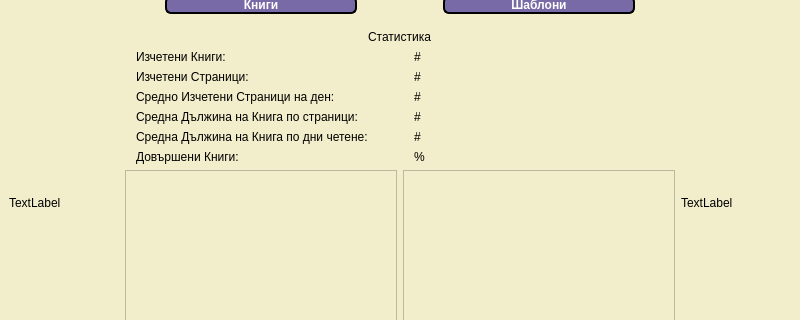
Old version of the form Readalot/mainwindow.ui in the repository TanyaSeykova/Hackaton_2022; both pictures show x 0 to 800 and y 86 to 406 of the 800 by 600 pixel window.
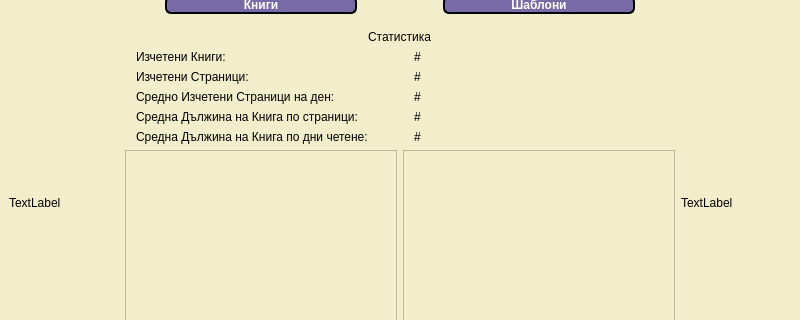
New version of the form. Custom widgets are drawn as their Qt base class.

Diff of the .ui file:
```diff
--- a/Readalot/mainwindow.ui
+++ b/Readalot/mainwindow.ui
@@ -187,16 +187,6 @@
               </property>
              </widget>
             </item>
-            <item>
-             <widget class="QLabel" name="label_11">
-              <property name="styleSheet">
-               <string notr="true">margin-left: 7.5px;</string>
-              </property>
-              <property name="text">
-               <string>Довършени Книги:</string>
-              </property>
-             </widget>
-            </item>
             <item>
              <widget class="QChartView" name="chartBookPages"/>
             </item>
@@ -254,16 +244,6 @@
               </property>
              </widget>
             </item>
-            <item>
-             <widget class="QLabel" name="bookFinishedPerc">
-              <property name="styleSheet">
-               <string notr="true">margin-left: 7.5px;</string>
-              </property>
-              <property name="text">
-               <string>%</string>
-              </property>
-             </widget>
-            </item>
             <item>
              <widget class="QChartView" name="graphicsView"/>
             </item>
```
